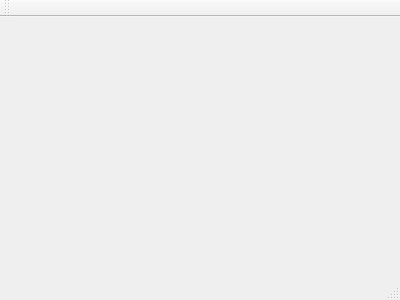
Alouettesu/ApiViewer, file mainwindow.ui: the form before one commit.
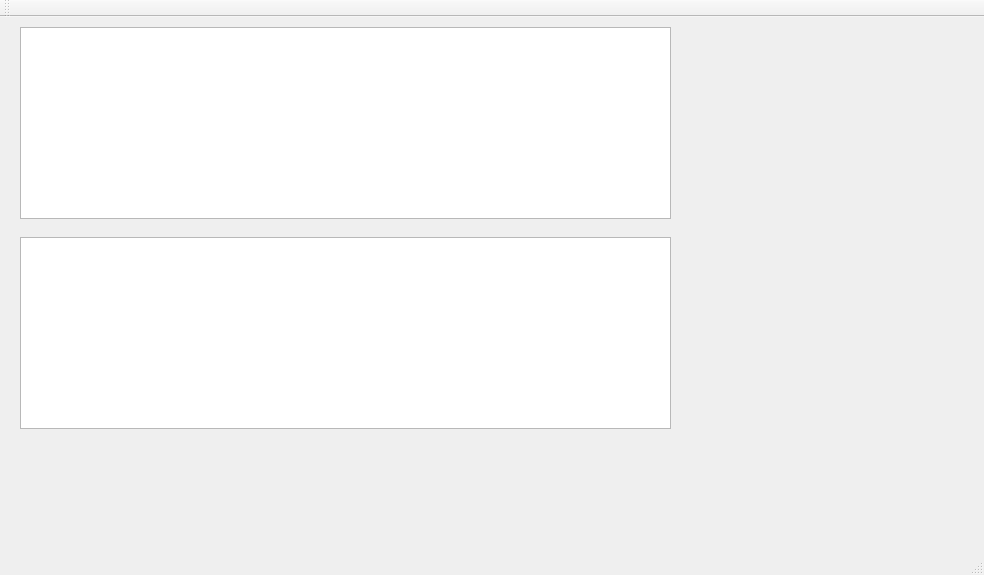
The form after the commit.

What changed in the file:
```diff
--- a/mainwindow.ui
+++ b/mainwindow.ui
@@ -1,24 +1,60 @@
 <ui version="4.0">
  <class>MainWindow</class>
- <widget class="QMainWindow" name="MainWindow" >
-  <property name="geometry" >
+ <widget class="QMainWindow" name="MainWindow">
+  <property name="geometry">
    <rect>
     <x>0</x>
     <y>0</y>
-    <width>400</width>
-    <height>300</height>
+    <width>984</width>
+    <height>575</height>
    </rect>
   </property>
   <property name="windowTitle" >
    <string>MainWindow</string>
   </property>
-  <widget class="QMenuBar" name="menuBar" />
-  <widget class="QToolBar" name="mainToolBar" />
-  <widget class="QWidget" name="centralWidget" />
-  <widget class="QStatusBar" name="statusBar" />
+  <widget class="QWidget" name="centralWidget">
+   <widget class="QTableView" name="apisView">
+    <property name="geometry">
+     <rect>
+      <x>20</x>
+      <y>10</y>
+      <width>651</width>
+      <height>192</height>
+     </rect>
+    </property>
+   </widget>
+   <widget class="QTableView" name="apiElementsView">
+    <property name="geometry">
+     <rect>
+      <x>20</x>
+      <y>220</y>
+      <width>651</width>
+      <height>192</height>
+     </rect>
+    </property>
+   </widget>
+  </widget>
+  <widget class="QMenuBar" name="menuBar">
+   <property name="geometry">
+    <rect>
+     <x>0</x>
+     <y>0</y>
+     <width>984</width>
+     <height>30</height>
+    </rect>
+   </property>
+  </widget>
+  <widget class="QToolBar" name="mainToolBar">
+   <attribute name="toolBarArea">
+    <enum>TopToolBarArea</enum>
+   </attribute>
+   <attribute name="toolBarBreak">
+    <bool>false</bool>
+   </attribute>
+  </widget>
+  <widget class="QStatusBar" name="statusBar"/>
  </widget>
- <layoutDefault spacing="6" margin="11" />
- <pixmapfunction></pixmapfunction>
+ <layoutdefault spacing="6" margin="11"/>
  <resources/>
  <connections/>
 </ui>
```
Left out of the diff: 3 changed lines with no effect on the pictures.
